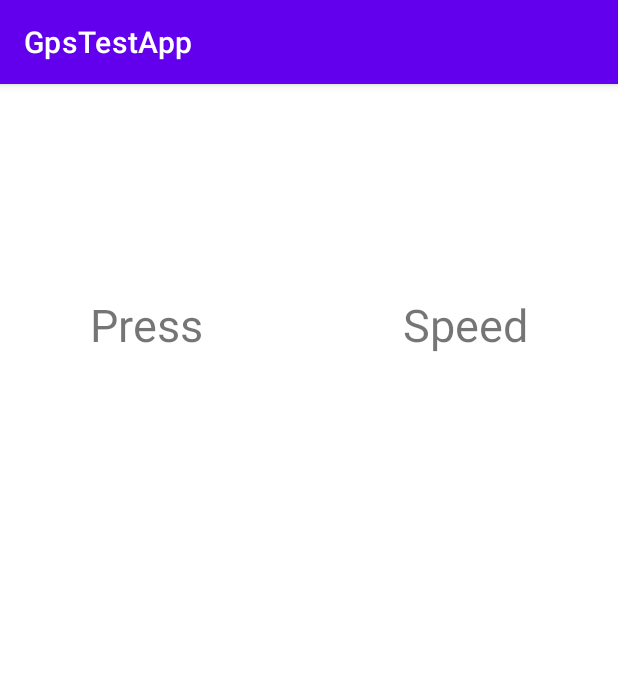
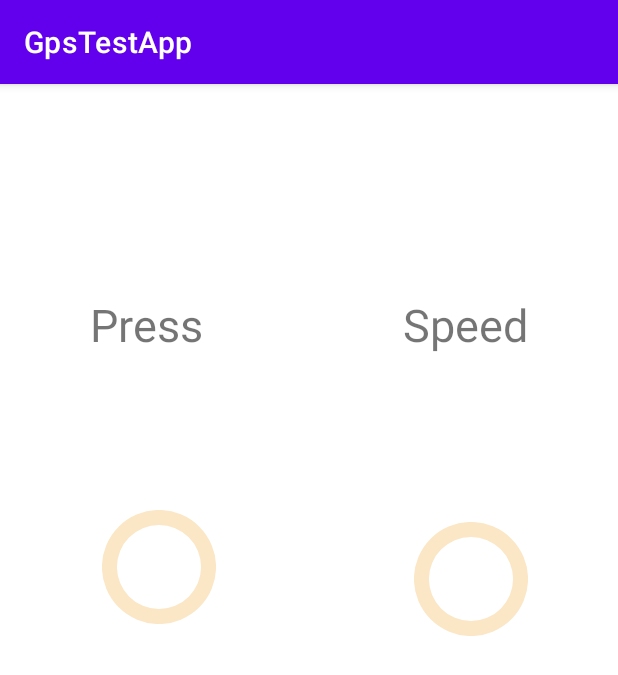
Before and after one commit to river0203/Android-GpsTest-App, an Android app: the screen it shows after launch (MainActivity), on a phone screen of 412 x 824 dp. Shown: the top 675 px of the screen. Run offline under Robolectric (Android 15) with nearby library versions, the phone set to English and light mode, and no system bars.

Commit message:
progress bar

```diff
--- /dev/null
+++ b/app/src/main/res/drawable/circle_progressbar.xml
@@ -0,0 +1,28 @@
+<?xml version="1.0" encoding="utf-8"?>
+<layer-list xmlns:android="http://schemas.android.com/apk/res/android">
+    <item android:id="@android:id/background">
+        <shape
+            android:innerRadiusRatio="2.71"
+            android:thicknessRatio="7.6"
+            android:shape="ring"
+            android:useLevel="false"
+            android:type="sweep">
+            <solid android:color="#9E9E9E" />
+        </shape>
+    </item>
+
+    <item android:id="@android:id/progress">
+        <rotate
+            android:fromDegrees="270"
+            android:toDegrees="270">
+            <shape
+                android:innerRadiusRatio="2.71"
+                android:thicknessRatio="7.6"
+                android:shape="ring"
+                android:angle="0"
+                android:type="sweep">
+            </shape>
+        </rotate>
+    </item>
+
+</layer-list>
--- a/app/src/main/res/layout/activity_main.xml
+++ b/app/src/main/res/layout/activity_main.xml
@@ -30,4 +30,36 @@
         app:layout_constraintEnd_toEndOf="parent"
         app:layout_constraintTop_toTopOf="parent" />
 
+    <ProgressBar
+        android:id="@+id/progressbar1"
+        style="@style/Widget.AppCompat.ProgressBar.Horizontal"
+        android:layout_width="76dp"
+        android:layout_height="76dp"
+        android:layout_gravity="center"
+        android:layout_marginStart="68dp"
+        android:layout_marginBottom="408dp"
+        android:indeterminate="false"
+        android:max="100"
+        android:progressBackgroundTint="#FBE7C6"
+        android:progressDrawable="@drawable/circle_progressbar"
+        android:progressTint="#edbf41"
+        app:layout_constraintBottom_toBottomOf="parent"
+        app:layout_constraintStart_toStartOf="parent" />
+
+    <ProgressBar
+        android:id="@+id/progressbar"
+        style="@style/Widget.AppCompat.ProgressBar.Horizontal"
+        android:layout_width="76dp"
+        android:layout_height="76dp"
+        android:layout_gravity="center"
+        android:layout_marginEnd="60dp"
+        android:layout_marginBottom="400dp"
+        android:indeterminate="false"
+        android:max="100"
+        android:progressBackgroundTint="#FBE7C6"
+        android:progressDrawable="@drawable/circle_progressbar"
+        android:progressTint="#edbf41"
+        app:layout_constraintBottom_toBottomOf="parent"
+        app:layout_constraintEnd_toEndOf="parent" />
+
 </androidx.constraintlayout.widget.ConstraintLayout>
```
